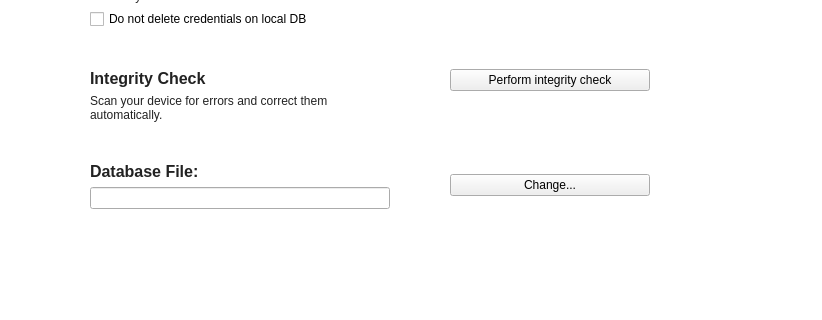
This is src/MainWindow.ui in mooltipass/moolticute as Qt 5 draws it before an edit; both pictures show x 0 to 822 and y 233 to 553 of the 822 by 553 pixel window. The edited form follows.
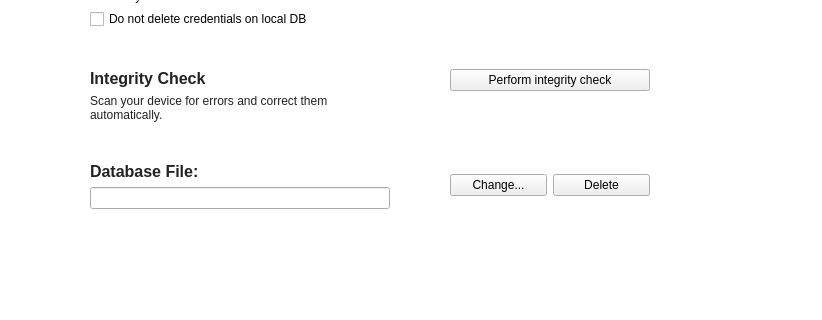
This is the edited form. The open tabs and pages were chosen to show the change. Icons and pictures are not drawn. Custom widgets are drawn as their Qt base class.

Commit message:
Changes in working with database backup file
- add button to clean database backup file value;
- allow to select another file than in "Database file" field when
importing;
- removed setting imported file as monitored if monitored file wasn't
set before;
- minor fixes to remove warnings in .ui file.

Patch:
```diff
--- a/src/MainWindow.ui
+++ b/src/MainWindow.ui
@@ -1382,7 +1382,7 @@
           </item>
           <item row="3" column="0" colspan="2">
            <widget class="QWidget" name="widgetDBFolderControls" native="true">
-            <layout class="QHBoxLayout" name="horizontalLayout_6" stretch="0,1,0">
+            <layout class="QHBoxLayout" name="horizontalLayout_32" stretch="0,0,1">
              <property name="spacing">
               <number>60</number>
              </property>
@@ -1442,22 +1442,18 @@
               </layout>
              </item>
              <item>
-              <widget class="QPushButton" name="pushButtonDBFolder">
-               <property name="sizePolicy">
-                <sizepolicy hsizetype="Preferred" vsizetype="Fixed">
-                 <horstretch>0</horstretch>
-                 <verstretch>0</verstretch>
-                </sizepolicy>
-               </property>
+              <layout class="QHBoxLayout" name="horizontalLayout_12">
+               <item>
+                <widget class="QPushButton" name="pushButtonDBFile">
                <property name="minimumSize">
                 <size>
-                 <width>150</width>
+                   <width>97</width>
                  <height>0</height>
                 </size>
                </property>
                <property name="maximumSize">
                 <size>
-                 <width>200</width>
+                   <width>97</width>
                  <height>16777215</height>
                 </size>
                </property>
@@ -1467,16 +1463,37 @@
               </widget>
              </item>
              <item>
-              <spacer name="horizontalSpacer_2">
+                <widget class="QPushButton" name="pushButtonDeleteDbFile">
+                 <property name="minimumSize">
+                  <size>
+                   <width>97</width>
+                   <height>0</height>
+                  </size>
+                 </property>
+                 <property name="maximumSize">
+                  <size>
+                   <width>97</width>
+                   <height>16777215</height>
+                  </size>
+                 </property>
+                 <property name="toolTip">
+                  <string>Remove database file</string>
+                 </property>
+                 <property name="text">
+                  <string>Delete</string>
+                 </property>
+                </widget>
+               </item>
+              </layout>
+             </item>
+             <item>
+              <spacer name="horizontalSpacer_3">
                <property name="orientation">
                 <enum>Qt::Horizontal</enum>
                </property>
-               <property name="sizeType">
-                <enum>QSizePolicy::Expanding</enum>
-               </property>
                <property name="sizeHint" stdset="0">
                 <size>
-                 <width>0</width>
+                 <width>40</width>
                  <height>20</height>
                 </size>
                </property>
```
Left out of the diff: 10 changed lines with no effect on the pictures. Lines whose indentation alone changed are shown as unchanged. The commit also changes 2 other files.
